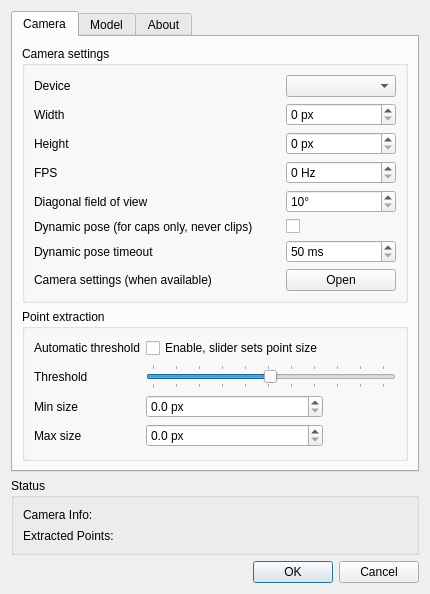
Above: tracker-pt/FTNoIR_PT_Controls.ui from opentrack/opentrack before the change. Below: the same form after it.
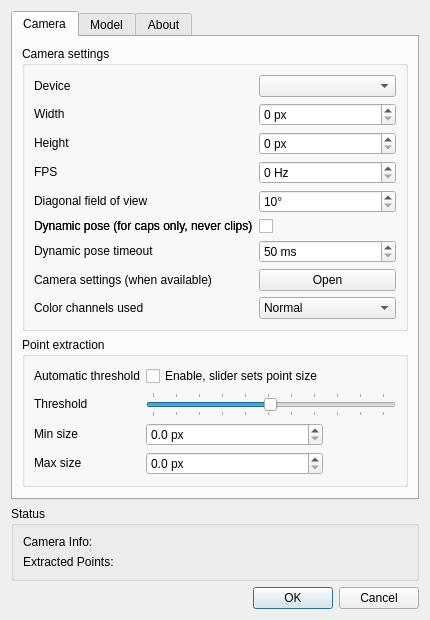
That is the form after the change. Icons and pictures are not drawn.

Commit message: tracker/pt: add color extraction modes

Diff of the .ui file:
```diff
--- a/tracker-pt/FTNoIR_PT_Controls.ui
+++ b/tracker-pt/FTNoIR_PT_Controls.ui
@@ -9,8 +9,8 @@
    <rect>
     <x>0</x>
     <y>0</y>
-    <width>424</width>
-    <height>588</height>
+    <width>412</width>
+    <height>616</height>
    </rect>
   </property>
   <property name="sizePolicy">
@@ -36,20 +36,81 @@
    <property name="sizeConstraint">
     <enum>QLayout::SetFixedSize</enum>
    </property>
+   <item row="1" column="0" alignment="Qt::AlignVCenter">
+    <widget class="QGroupBox" name="groupBox_5">
+     <property name="sizePolicy">
+      <sizepolicy hsizetype="Preferred" vsizetype="Maximum">
+       <horstretch>0</horstretch>
+       <verstretch>0</verstretch>
+      </sizepolicy>
+     </property>
+     <property name="title">
+      <string>Status</string>
+     </property>
+     <layout class="QGridLayout" name="gridLayout_10">
+      <item row="1" column="0">
+       <widget class="QLabel" name="label_3">
+        <property name="sizePolicy">
+         <sizepolicy hsizetype="Preferred" vsizetype="Maximum">
+          <horstretch>0</horstretch>
+          <verstretch>0</verstretch>
+         </sizepolicy>
+        </property>
+        <property name="text">
+         <string>Extracted Points:</string>
+        </property>
+       </widget>
+      </item>
+      <item row="0" column="0">
+       <widget class="QLabel" name="label_38">
+        <property name="sizePolicy">
+         <sizepolicy hsizetype="Preferred" vsizetype="Maximum">
+          <horstretch>0</horstretch>
+          <verstretch>0</verstretch>
+         </sizepolicy>
+        </property>
+        <property name="text">
+         <string>Camera Info:</string>
+        </property>
+       </widget>
+      </item>
+      <item row="1" column="1">
+       <widget class="QLabel" name="pointinfo_label">
+        <property name="sizePolicy">
+         <sizepolicy hsizetype="Minimum" vsizetype="Maximum">
+          <horstretch>0</horstretch>
+          <verstretch>0</verstretch>
+         </sizepolicy>
+        </property>
+        <property name="text">
+         <string/>
+        </property>
+       </widget>
+      </item>
+      <item row="0" column="1">
+       <widget class="QLabel" name="caminfo_label">
+        <property name="sizePolicy">
+         <sizepolicy hsizetype="Minimum" vsizetype="Maximum">
+          <horstretch>0</horstretch>
+          <verstretch>0</verstretch>
+         </sizepolicy>
+        </property>
+        <property name="text">
+         <string/>
+        </property>
+       </widget>
+      </item>
+     </layout>
+    </widget>
+   </item>
    <item row="0" column="0">
     <widget class="QTabWidget" name="tabWidget">
      <property name="sizePolicy">
-      <sizepolicy hsizetype="Preferred" vsizetype="MinimumExpanding">
+      <sizepolicy hsizetype="Preferred" vsizetype="Maximum">
        <horstretch>0</horstretch>
        <verstretch>0</verstretch>
       </sizepolicy>
      </property>
-     <property name="minimumSize">
-      <size>
-       <width>0</width>
-       <height>0</height>
-      </size>
-     </property>
      <property name="locale">
       <locale language="English" country="UnitedStates"/>
      </property>
@@ -63,6 +124,12 @@
       <layout class="QVBoxLayout" name="verticalLayout">
        <item>
         <widget class="QGroupBox" name="groupBox">
+         <property name="sizePolicy">
+          <sizepolicy hsizetype="Preferred" vsizetype="Maximum">
+           <horstretch>0</horstretch>
+           <verstretch>0</verstretch>
+          </sizepolicy>
+         </property>
          <property name="title">
           <string>Camera settings</string>
          </property>
@@ -70,7 +137,7 @@
           <item row="0" column="1">
            <widget class="QComboBox" name="camdevice_combo">
             <property name="sizePolicy">
-             <sizepolicy hsizetype="Preferred" vsizetype="Fixed">
+             <sizepolicy hsizetype="Preferred" vsizetype="Maximum">
               <horstretch>0</horstretch>
               <verstretch>0</verstretch>
              </sizepolicy>
@@ -82,6 +149,12 @@
           </item>
           <item row="4" column="1">
            <widget class="QSpinBox" name="fov">
+            <property name="sizePolicy">
+             <sizepolicy hsizetype="Preferred" vsizetype="Maximum">
+              <horstretch>0</horstretch>
+              <verstretch>0</verstretch>
+             </sizepolicy>
+            </property>
             <property name="suffix">
              <string>°</string>
             </property>
@@ -99,7 +172,7 @@
           <item row="4" column="0">
            <widget class="QLabel" name="label_4">
             <property name="sizePolicy">
-             <sizepolicy hsizetype="Expanding" vsizetype="Preferred">
+             <sizepolicy hsizetype="Minimum" vsizetype="Maximum">
               <horstretch>0</horstretch>
               <verstretch>0</verstretch>
              </sizepolicy>
@@ -112,7 +185,7 @@
           <item row="1" column="0">
            <widget class="QLabel" name="label_36">
             <property name="sizePolicy">
-             <sizepolicy hsizetype="Expanding" vsizetype="Preferred">
+             <sizepolicy hsizetype="Minimum" vsizetype="Maximum">
               <horstretch>0</horstretch>
               <verstretch>0</verstretch>
              </sizepolicy>
@@ -125,7 +198,7 @@
           <item row="3" column="0">
            <widget class="QLabel" name="label_37">
             <property name="sizePolicy">
-             <sizepolicy hsizetype="Expanding" vsizetype="Preferred">
+             <sizepolicy hsizetype="Minimum" vsizetype="Maximum">
               <horstretch>0</horstretch>
               <verstretch>0</verstretch>
              </sizepolicy>
@@ -141,7 +214,7 @@
           <item row="2" column="1">
            <widget class="QSpinBox" name="res_y_spin">
             <property name="sizePolicy">
-             <sizepolicy hsizetype="Preferred" vsizetype="Fixed">
+             <sizepolicy hsizetype="Preferred" vsizetype="Maximum">
               <horstretch>0</horstretch>
               <verstretch>0</verstretch>
              </sizepolicy>
@@ -162,6 +235,12 @@
           </item>
           <item row="6" column="0">
            <widget class="QLabel" name="label_6">
+            <property name="sizePolicy">
+             <sizepolicy hsizetype="Minimum" vsizetype="Maximum">
+              <horstretch>0</horstretch>
+              <verstretch>0</verstretch>
+             </sizepolicy>
+            </property>
             <property name="text">
              <string>Dynamic pose timeout</string>
             </property>
@@ -170,7 +249,7 @@
           <item row="3" column="1">
            <widget class="QSpinBox" name="fps_spin">
             <property name="sizePolicy">
-             <sizepolicy hsizetype="Preferred" vsizetype="Fixed">
+             <sizepolicy hsizetype="Preferred" vsizetype="Maximum">
               <horstretch>0</horstretch>
               <verstretch>0</verstretch>
              </sizepolicy>
@@ -188,6 +267,12 @@
           </item>
           <item row="5" column="1">
            <widget class="QCheckBox" name="dynamic_pose">
+            <property name="sizePolicy">
+             <sizepolicy hsizetype="Preferred" vsizetype="Maximum">
+              <horstretch>0</horstretch>
+              <verstretch>0</verstretch>
+             </sizepolicy>
+            </property>
             <property name="text">
              <string/>
             </property>
@@ -196,7 +281,7 @@
           <item row="1" column="1">
            <widget class="QSpinBox" name="res_x_spin">
             <property name="sizePolicy">
-             <sizepolicy hsizetype="Preferred" vsizetype="Fixed">
+             <sizepolicy hsizetype="Preferred" vsizetype="Maximum">
               <horstretch>0</horstretch>
               <verstretch>0</verstretch>
              </sizepolicy>
@@ -218,7 +303,7 @@
           <item row="2" column="0">
            <widget class="QLabel" name="label_41">
             <property name="sizePolicy">
-             <sizepolicy hsizetype="Expanding" vsizetype="Preferred">
+             <sizepolicy hsizetype="Minimum" vsizetype="Maximum">
               <horstretch>0</horstretch>
               <verstretch>0</verstretch>
              </sizepolicy>
@@ -230,6 +315,12 @@
           </item>
           <item row="6" column="1">
            <widget class="QSpinBox" name="init_phase_timeout">
+            <property name="sizePolicy">
+             <sizepolicy hsizetype="Preferred" vsizetype="Maximum">
+              <horstretch>0</horstretch>
+              <verstretch>0</verstretch>
+             </sizepolicy>
+            </property>
             <property name="suffix">
              <string> ms</string>
             </property>
@@ -244,7 +335,7 @@
           <item row="5" column="0">
            <widget class="QLabel" name="label_5">
             <property name="sizePolicy">
-             <sizepolicy hsizetype="Expanding" vsizetype="Preferred">
+             <sizepolicy hsizetype="Preferred" vsizetype="Maximum">
               <horstretch>0</horstretch>
               <verstretch>0</verstretch>
              </sizepolicy>
@@ -257,7 +348,7 @@
           <item row="0" column="0">
            <widget class="QLabel" name="label_2">
             <property name="sizePolicy">
-             <sizepolicy hsizetype="Expanding" vsizetype="Preferred">
+             <sizepolicy hsizetype="Minimum" vsizetype="Maximum">
               <horstretch>0</horstretch>
               <verstretch>0</verstretch>
              </sizepolicy>
@@ -285,22 +376,91 @@
           </item>
           <item row="7" column="0">
            <widget class="QLabel" name="label_9">
+            <property name="sizePolicy">
+             <sizepolicy hsizetype="Minimum" vsizetype="Maximum">
+              <horstretch>0</horstretch>
+              <verstretch>0</verstretch>
+             </sizepolicy>
+            </property>
             <property name="text">
              <string>Camera settings (when available)</string>
             </property>
            </widget>
           </item>
+          <item row="5" column="0">
+           <widget class="QLabel" name="label_511111">
+            <property name="sizePolicy">
+             <sizepolicy hsizetype="Minimum" vsizetype="Maximum">
+              <horstretch>0</horstretch>
+              <verstretch>0</verstretch>
+             </sizepolicy>
+            </property>
+            <property name="text">
+             <string>Dynamic pose (for caps only, never clips)</string>
+            </property>
+           </widget>
+          </item>
+          <item row="8" column="0">
+           <widget class="QLabel" name="label_12">
+            <property name="sizePolicy">
+             <sizepolicy hsizetype="Minimum" vsizetype="Maximum">
+              <horstretch>0</horstretch>
+              <verstretch>0</verstretch>
+             </sizepolicy>
+            </property>
+            <property name="text">
+             <string>Color channels used</string>
+            </property>
+           </widget>
+          </item>
+          <item row="8" column="1">
+           <widget class="QComboBox" name="blob_color">
+            <property name="sizePolicy">
+             <sizepolicy hsizetype="Preferred" vsizetype="Maximum">
+              <horstretch>0</horstretch>
+              <verstretch>0</verstretch>
+             </sizepolicy>
+            </property>
+            <item>
+             <property name="text">
+              <string>Normal</string>
+             </property>
+            </item>
+            <item>
+             <property name="text">
+              <string>Floppy filter</string>
+             </property>
+            </item>
+            <item>
+             <property name="text">
+              <string>Red</string>
+             </property>
+            </item>
+           </widget>
+          </item>
          </layout>
         </widget>
        </item>
        <item>
         <widget class="QGroupBox" name="groupBox_2">
+         <property name="sizePolicy">
+          <sizepolicy hsizetype="Preferred" vsizetype="Maximum">
+           <horstretch>0</horstretch>
+           <verstretch>0</verstretch>
+          </sizepolicy>
+         </property>
          <property name="title">
           <string>Point extraction</string>
          </property>
          <layout class="QGridLayout" name="gridLayout_7">
           <item row="3" column="0">
            <widget class="QLabel" name="label_8">
+            <property name="sizePolicy">
+             <sizepolicy hsizetype="Preferred" vsizetype="Maximum">
+              <horstretch>0</horstretch>
+              <verstretch>0</verstretch>
+             </sizepolicy>
+            </property>
             <property name="text">
              <string>Max size</string>
             </property>
@@ -311,6 +471,12 @@
           </item>
           <item row="1" column="0">
            <widget class="QLabel" name="label">
+            <property name="sizePolicy">
+             <sizepolicy hsizetype="Preferred" vsizetype="Maximum">
+              <horstretch>0</horstretch>
+              <verstretch>0</verstretch>
+             </sizepolicy>
+            </property>
             <property name="text">
              <string>Threshold</string>
             </property>
@@ -321,6 +487,12 @@
           </item>
           <item row="2" column="0">
            <widget class="QLabel" name="label_7">
+            <property name="sizePolicy">
+             <sizepolicy hsizetype="Preferred" vsizetype="Maximum">
+              <horstretch>0</horstretch>
+              <verstretch>0</verstretch>
+             </sizepolicy>
+            </property>
             <property name="text">
              <string>Min size</string>
             </property>
@@ -332,7 +504,7 @@
           <item row="1" column="1" colspan="2">
            <widget class="QSlider" name="threshold_slider">
             <property name="sizePolicy">
-             <sizepolicy hsizetype="Expanding" vsizetype="Maximum">
+             <sizepolicy hsizetype="Preferred" vsizetype="Maximum">
               <horstretch>0</horstretch>
               <verstretch>0</verstretch>
              </sizepolicy>
@@ -362,6 +534,12 @@
           </item>
           <item row="0" column="0">
            <widget class="QLabel" name="label_11">
+            <property name="sizePolicy">
+             <sizepolicy hsizetype="Preferred" vsizetype="Maximum">
+              <horstretch>0</horstretch>
+              <verstretch>0</verstretch>
+             </sizepolicy>
+            </property>
             <property name="text">
              <string>Automatic threshold</string>
             </property>
@@ -369,6 +547,12 @@
           </item>
           <item row="0" column="1">
            <widget class="QCheckBox" name="auto_threshold">
+            <property name="sizePolicy">
+             <sizepolicy hsizetype="Preferred" vsizetype="Maximum">
+              <horstretch>0</horstretch>
+              <verstretch>0</verstretch>
+             </sizepolicy>
+            </property>
             <property name="text">
              <string>Enable, slider sets point size</string>
             </property>
@@ -376,6 +560,12 @@
           </item>
           <item row="3" column="1">
            <widget class="QDoubleSpinBox" name="maxdiam_spin">
+            <property name="sizePolicy">
+             <sizepolicy hsizetype="Preferred" vsizetype="Maximum">
+              <horstretch>0</horstretch>
+              <verstretch>0</verstretch>
+             </sizepolicy>
+            </property>
             <property name="toolTip">
              <string>Maximum point diameter</string>
             </property>
@@ -392,6 +582,12 @@
           </item>
           <item row="2" column="1">
            <widget class="QDoubleSpinBox" name="mindiam_spin">
+            <property name="sizePolicy">
+             <sizepolicy hsizetype="Preferred" vsizetype="Maximum">
+              <horstretch>0</horstretch>
+              <verstretch>0</verstretch>
+             </sizepolicy>
+            </property>
             <property name="toolTip">
              <string>Minimum point diameter</string>
             </property>
@@ -1147,91 +1343,14 @@
      </widget>
     </widget>
    </item>
-   <item row="2" column="0" alignment="Qt::AlignVCenter">
-    <widget class="QGroupBox" name="groupBox_5">
-     <property name="sizePolicy">
-      <sizepolicy hsizetype="Preferred" vsizetype="Maximum">
-       <horstretch>0</horstretch>
-       <verstretch>0</verstretch>
-      </sizepolicy>
-     </property>
-     <property name="title">
-      <string>Status</string>
-     </property>
-     <layout class="QGridLayout" name="gridLayout_10">
-      <item row="1" column="0">
-       <widget class="QLabel" name="label_3">
-        <property name="text">
-         <string>Extracted Points:</string>
-        </property>
-       </widget>
-      </item>
-      <item row="0" column="0">
-       <widget class="QLabel" name="label_38">
-        <property name="text">
-         <string>Camera Info:</string>
-        </property>
-       </widget>
-      </item>
-      <item row="1" column="1">
-       <widget class="QLabel" name="pointinfo_label">
-        <property name="sizePolicy">
-         <sizepolicy hsizetype="Fixed" vsizetype="Fixed">
-          <horstretch>0</horstretch>
-          <verstretch>0</verstretch>
-         </sizepolicy>
-        </property>
-        <property name="minimumSize">
-         <size>
-          <width>120</width>
-          <height>15</height>
-         </size>
-        </property>
-        <property name="text">
-         <string/>
-        </property>
-       </widget>
-      </item>
-      <item row="0" column="1">
-       <widget class="QLabel" name="caminfo_label">
-        <property name="sizePolicy">
-         <sizepolicy hsizetype="Fixed" vsizetype="Fixed">
-          <horstretch>0</horstretch>
-          <verstretch>0</verstretch>
-         </sizepolicy>
-        </property>
-        <property name="minimumSize">
-         <size>
-          <width>120</width>
-          <height>15</height>
-         </size>
-        </property>
-        <property name="text">
-         <string/>
-        </property>
-       </widget>
-      </item>
-     </layout>
-    </widget>
-   </item>
-   <item row="1" column="0">
-    <spacer name="verticalSpacer">
-     <property name="orientation">
-      <enum>Qt::Vertical</enum>
-     </property>
-     <property name="sizeType">
-      <enum>QSizePolicy::Expanding</enum>
-     </property>
-     <property name="sizeHint" stdset="0">
-      <size>
-       <width>20</width>
-       <height>0</height>
-      </size>
-     </property>
-    </spacer>
-   </item>
-   <item row="3" column="0">
+   <item row="2" column="0">
     <widget class="QDialogButtonBox" name="buttonBox">
+     <property name="sizePolicy">
+      <sizepolicy hsizetype="Preferred" vsizetype="Maximum">
+       <horstretch>0</horstretch>
+       <verstretch>0</verstretch>
+      </sizepolicy>
+     </property>
      <property name="standardButtons">
       <set>QDialogButtonBox::Cancel|QDialogButtonBox::Ok</set>
      </property>
```
Left out of the diff: 2 changed lines with no effect on the pictures. The commit also changes 6 other files.
